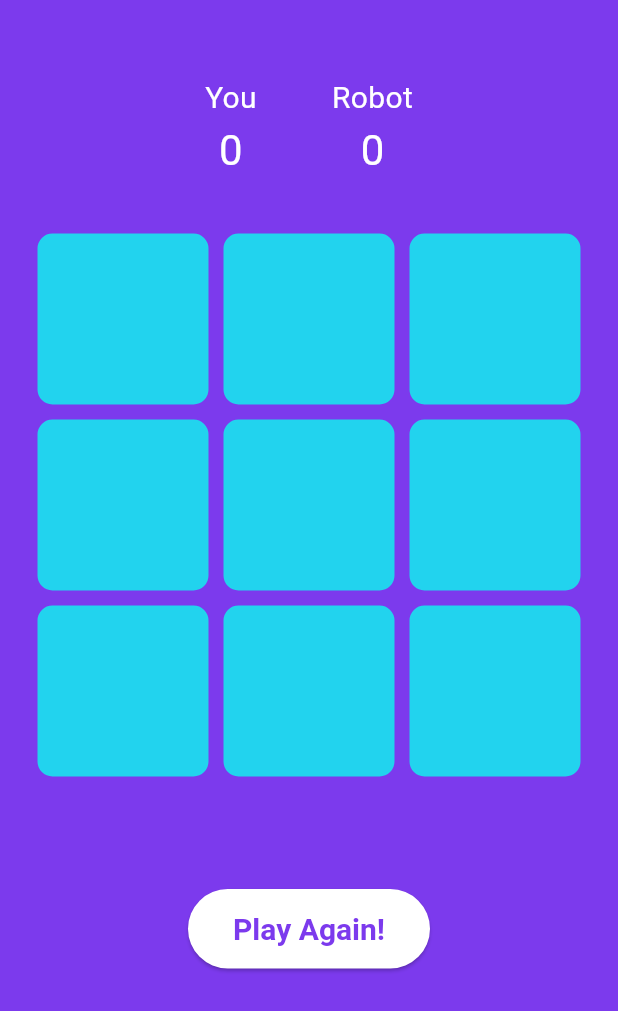
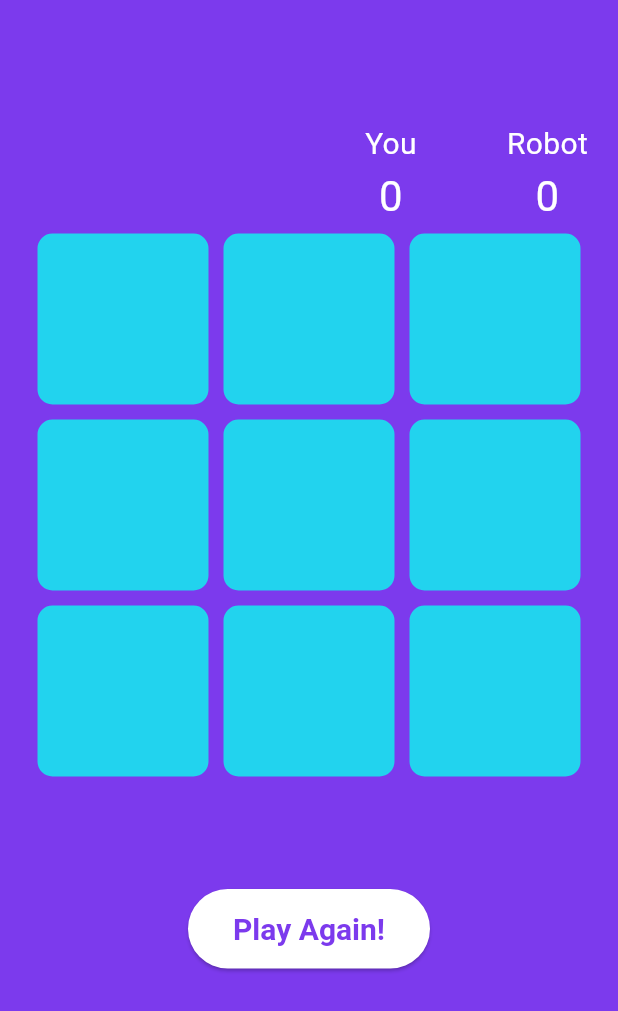
Before and after one commit to diazkr/tiqui, a Flutter app: the screen it shows after launch, on a phone screen of 412 x 824 dp. Shown: the top 1011 px of the screen. Run offline on Flutter 3.47's test engine with Material 3 defaults, Android fonts, the phone set to English and light mode, and no system bars; our stand-ins replace google_fonts; Roboto replaces fonts that are missing (Coiny).

Commit message:
Update layout alignment for player score display in GameScreen

```diff
--- a/lib/screens/game.dart
+++ b/lib/screens/game.dart
@@ -37,12 +37,13 @@ class _GameScreenState extends State<GameScreen> {
           children: [
             Expanded(
               flex: 1,
-              child: Center(
+              child: Container(
+                alignment: Alignment.bottomCenter,
                 child: Row(
-                  mainAxisAlignment: MainAxisAlignment.center,
+                  mainAxisAlignment: MainAxisAlignment.end,
                   children: [
                     Column(
-                      mainAxisAlignment: MainAxisAlignment.center,
+                      mainAxisAlignment: MainAxisAlignment.end,
                       children: [
                         Text(
                           'You',
@@ -54,9 +55,9 @@ class _GameScreenState extends State<GameScreen> {
                         Text('$oScore', style: customFontWhite),
                       ],
                     ),
-                    SizedBox(width: 50),
+                    SizedBox(width: 60),
                     Column(
-                      mainAxisAlignment: MainAxisAlignment.center,
+                      mainAxisAlignment: MainAxisAlignment.end,
                       children: [
                         Text(
                           'Robot',
```
